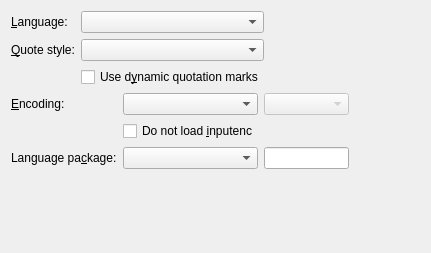
cburschka/lyx, file src/frontends/qt4/ui/LanguageUi.ui: the form before one commit.
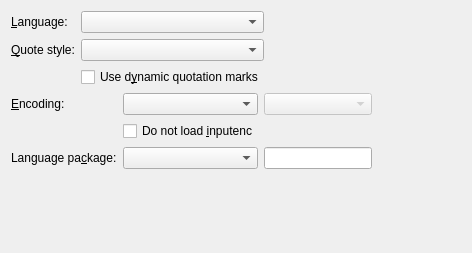
The form after the commit.

```diff
--- a/src/frontends/qt4/ui/LanguageUi.ui
+++ b/src/frontends/qt4/ui/LanguageUi.ui
@@ -6,7 +6,7 @@
    <rect>
     <x>0</x>
     <y>0</y>
-    <width>431</width>
+    <width>472</width>
     <height>253</height>
    </rect>
   </property>
@@ -71,7 +71,7 @@
      </property>
      <property name="sizeHint" stdset="0">
       <size>
-       <width>71</width>
+       <width>0</width>
        <height>23</height>
       </size>
      </property>
@@ -155,7 +155,7 @@
      </property>
      <property name="sizeHint" stdset="0">
       <size>
-       <width>38</width>
+       <width>0</width>
        <height>20</height>
       </size>
      </property>
```
